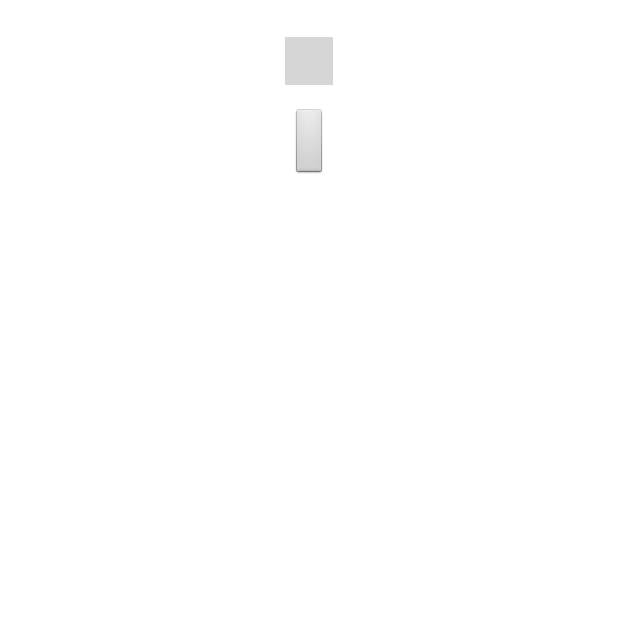
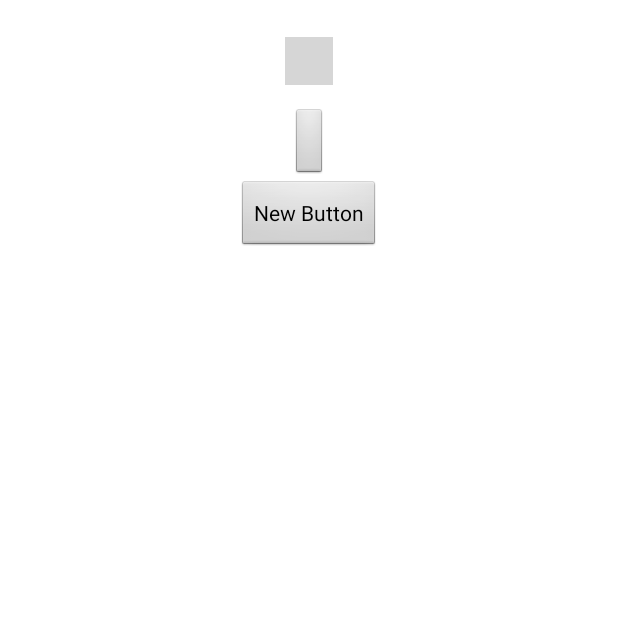
Before and after one commit to WRCarlile/AndroidTester, an Android app: the screen it shows after launch (MainActivity), on a phone screen of 412 x 824 dp, the top half of it. Run offline under Robolectric (Android 15) with nearby library versions, the phone set to English and light mode, and no system bars; our stand-ins replace ButterKnife; libraries missing offline, so code that uses them is left out: com.facebook.login, com.facebook.share; plain views replace LoginButton, ProfilePictureView; 13 statements that could not run were skipped; grey boxes are pictures that could not be loaded.

```diff
--- a/app/src/main/java/com/epicodus/bigfun/MainActivity.java
+++ b/app/src/main/java/com/epicodus/bigfun/MainActivity.java
@@ -31,7 +31,7 @@ import java.util.Arrays;
 import butterknife.Bind;
 import butterknife.ButterKnife;
 
-public class MainActivity extends FragmentActivity {
+public class MainActivity extends FragmentActivity implements View.OnClickListener{
 
     private static final String PERMISSION = "user_events";
 
@@ -86,6 +86,13 @@ public class MainActivity extends FragmentActivity {
         }
     };
 
+    @Override
+    public void onClick(View view) {
+        Intent intent = new Intent(MainActivity.this, EventsListActivity.class );
+        startActivity(intent);
+
+    }
+
     private enum PendingAction {
         NONE,
     }
@@ -96,9 +103,9 @@ public class MainActivity extends FragmentActivity {
         FacebookSdk.sdkInitialize(this.getApplicationContext());
         setContentView(R.layout.main);
         ButterKnife.bind(this);
-
         callbackManager = CallbackManager.Factory.create();
         LoginManager.getInstance().logInWithReadPermissions(this, Arrays.asList("user_events"));
+
         LoginManager.getInstance().registerCallback(callbackManager,
                 new FacebookCallback<LoginResult>() {
                     @Override
@@ -122,13 +129,11 @@ public class MainActivity extends FragmentActivity {
 
                                                 mEvents.add(result);
                                                 mAdapter = new EventsListAdapter(getApplicationContext(), mEvents);
-                                                Log.d("---------", mRecyclerView+"");
                                                 mRecyclerView.setAdapter(mAdapter);
-                                                RecyclerView.LayoutManager layoutManager =
-                                                new LinearLayoutManager(MainActivity.this);
+                                                Log.d("--------- check", mRecyclerView + "");
+                                                RecyclerView.LayoutManager layoutManager = new LinearLayoutManager(MainActivity.this);
                                                 mRecyclerView.setLayoutManager(layoutManager);
                                                 mRecyclerView.setHasFixedSize(true);
-
                                             }
                                         } catch (JSONException e) {
                                             e.printStackTrace();
@@ -196,6 +201,7 @@ public class MainActivity extends FragmentActivity {
         profilePictureView = (ProfilePictureView) findViewById(R.id.profilePicture);
         greeting = (TextView) findViewById(R.id.greeting);
 
+
     }
 
     @Override
@@ -230,6 +236,8 @@ public class MainActivity extends FragmentActivity {
         if (enableButtons && profile != null) {
             profilePictureView.setProfileId(profile.getId());
             greeting.setText(getString(R.string.hello_user, profile.getFirstName()));
+
+
         } else {
             profilePictureView.setProfileId(null);
             greeting.setText(null);
--- a/app/src/main/res/layout/main.xml
+++ b/app/src/main/res/layout/main.xml
@@ -24,7 +24,6 @@
                     android:id="@+id/greeting"
                     android:layout_width="wrap_content"
                     android:layout_height="wrap_content"
-                    android:layout_marginLeft="10dp"
                     android:layout_gravity="center"
                     android:textColor="#333"
                     android:textSize="18sp"/>
@@ -50,14 +49,19 @@
             facebook:com_facebook_tooltip_mode="never_display"
             />
 
+
+
+        <Button
+            android:layout_width="wrap_content"
+            android:layout_height="wrap_content"
+            android:text="New Button"
+            android:id="@+id/button"
+            android:layout_gravity="center_horizontal"
+            android:textColor="@android:color/black" />
         <android.support.v7.widget.RecyclerView
+            android:id="@+id/recyclerView"
             android:layout_width="match_parent"
-            android:layout_height="wrap_content"
-            android:id="@+id/recyclerView"
-            android:layout_below="@+id/profilePicture"
-            android:paddingBottom="15dp"
-            android:paddingTop="15dp"
-            />
+            android:layout_height="match_parent" />
 
     </LinearLayout>
 
--- /dev/null
+++ b/app/src/main/res/values/dimens.xml
@@ -0,0 +1,5 @@
+<resources>
+    <!-- Default screen margins, per the Android Design guidelines. -->
+    <dimen name="activity_horizontal_margin">16dp</dimen>
+    <dimen name="activity_vertical_margin">16dp</dimen>
+</resources>
--- a/app/src/main/res/values/strings.xml
+++ b/app/src/main/res/values/strings.xml
@@ -1,5 +1,4 @@
-<?xml version="1.0" encoding="utf-8"?>
-<!--
+<?xml version="1.0" encoding="utf-8"?><!--
     Copyright (c) 2014-present, Facebook, Inc. All rights reserved.
 
     You are hereby granted a non-exclusive, worldwide, royalty-free license to use,
```
Also changed, not shown: app/src/main/AndroidManifest.xml (+22 -16 lines), app/src/main/java/com/epicodus/bigfun/EventsListActivity.java (added, +25 -0 lines), app/src/main/res/layout/activity_events_list.xml (added, +20 -0 lines), app/src/main/res/layout/event_list.xml (+3 -10 lines).
